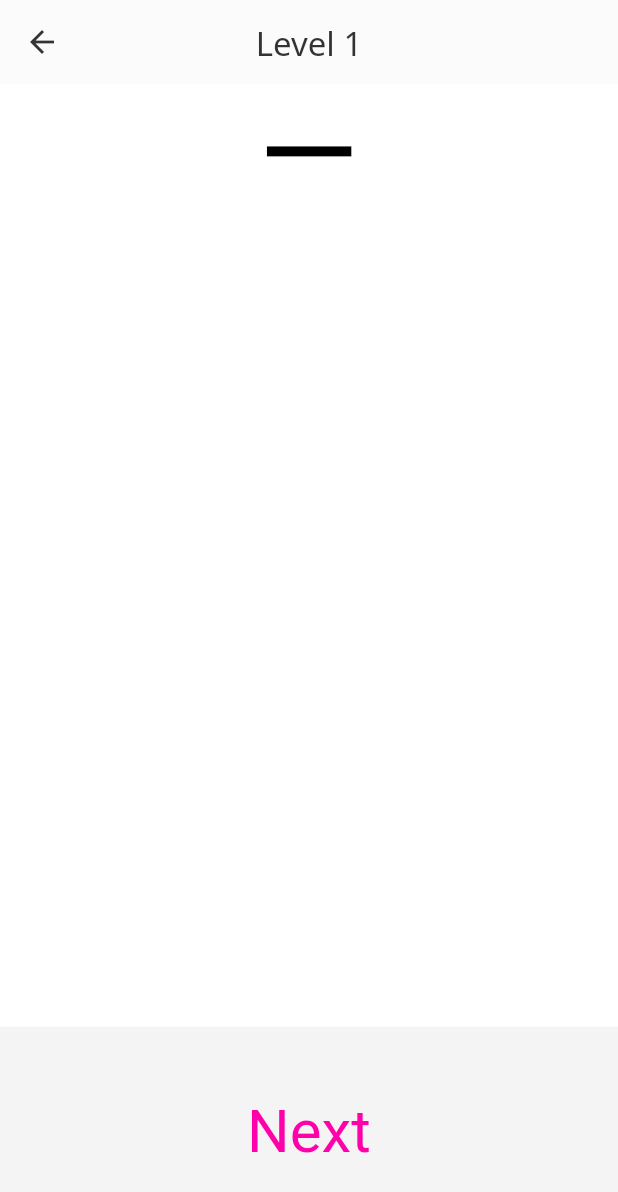
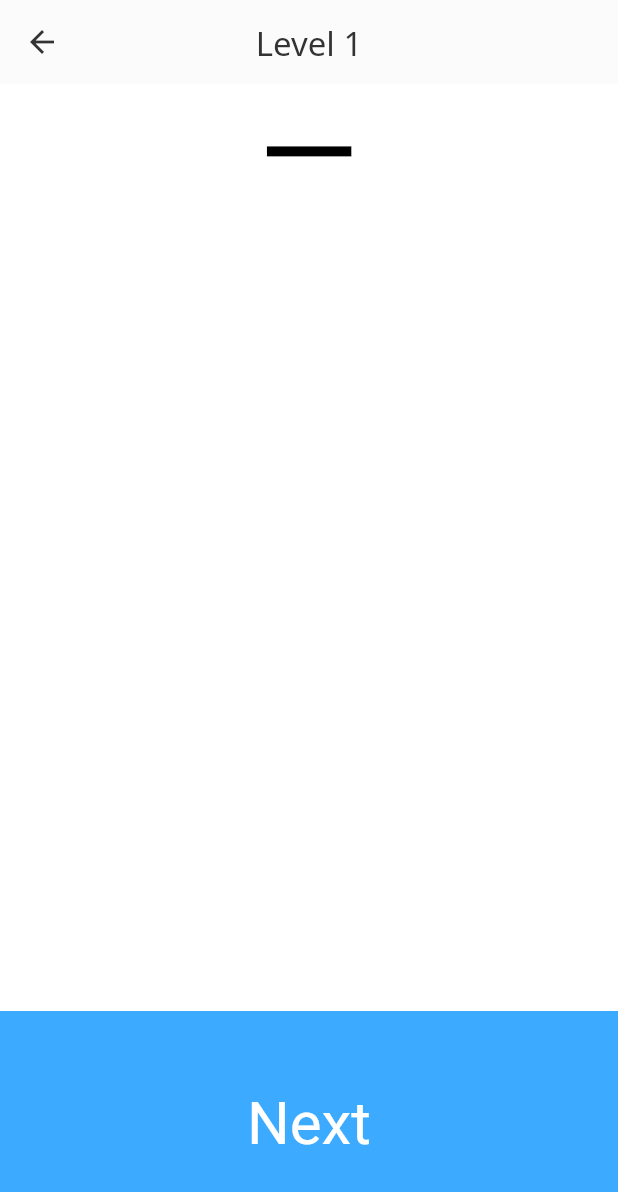
Before and after one commit to FrederikNorlyk/flutter-wanikani, a Flutter app: the screen it shows after launch, after a tap on an icon or button, on a phone screen of 412 x 824 dp. Shown: the top 1192 px of the screen. Run offline on Flutter 3.47's test engine with Material 3 defaults, Android fonts, the phone set to English and light mode, and no system bars.

Commit message:
Changed styling of Next button. Simplified some widgets

```diff
--- a/lib/widgets/question_widget.dart
+++ b/lib/widgets/question_widget.dart
@@ -15,9 +15,7 @@ class _QuestionWidgetState extends State<QuestionWidget> {
 
   @override
   Widget build(BuildContext context) {
-    return Container(
-      color: Colors.white,
-      child: Align(
+    return Align(
       alignment: Alignment.topCenter,
       child: Text(
         widget.item.kanji,
@@ -26,7 +24,6 @@ class _QuestionWidgetState extends State<QuestionWidget> {
           fontWeight: FontWeight.bold,
         )
       )
-      )
     );
   }
 }
--- a/lib/widgets/review_widget.dart
+++ b/lib/widgets/review_widget.dart
@@ -48,24 +48,30 @@ class _ReviewWidgetState extends State<ReviewWidget> {
 
     return Scaffold(
       appBar: AppBar(title: Text('Level ${widget.level}'), centerTitle: true),
-      body: Column(
+      body: Container(
+        color: Colors.white,
+        child: Column(
           crossAxisAlignment: CrossAxisAlignment.stretch,
           children: [
             Expanded(
               flex: 9,
               child: _isShowingAnswer ? AnswerWidget(item: _item) : QuestionWidget(item: _item)
             ),
-          Expanded(
-            flex: 2,
+            SizedBox(
+              height: 150,
               child: TextButton(
                 onPressed: () => _nextButtonPressed(context),
                 style: TextButton.styleFrom(
                   textStyle: const TextStyle(fontSize: 40),
+                  backgroundColor: Theme.of(context).colorScheme.secondary,
+                  foregroundColor: Colors.white,
+                  shape: const RoundedRectangleBorder(borderRadius: BorderRadius.zero),
                 ),
                 child: const Text('Next'),
               )
             )
           ]
+        )
       )
     );
   }
```
Also changed, not shown: lib/widgets/answer_widget.dart (+7 -14 lines). Lines whose indentation alone changed are shown as unchanged.
